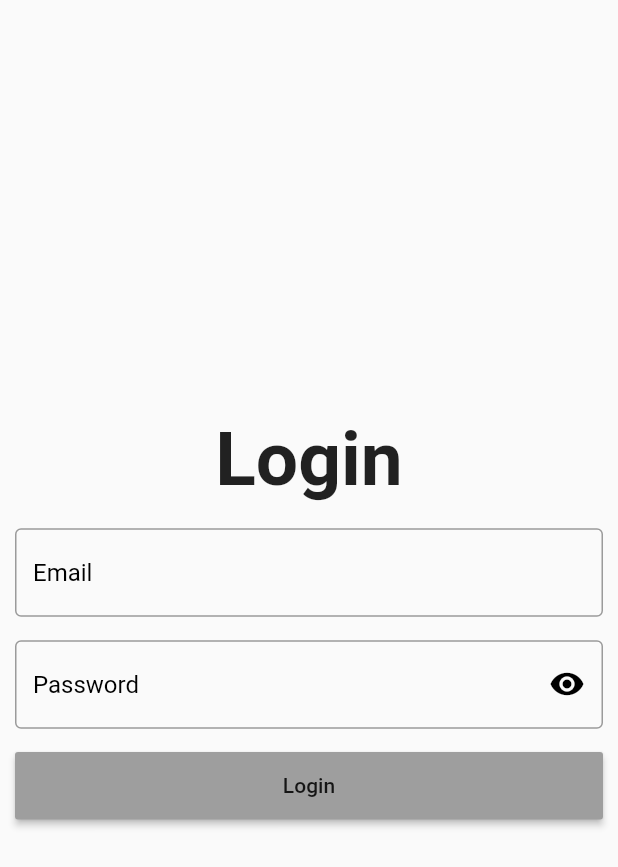
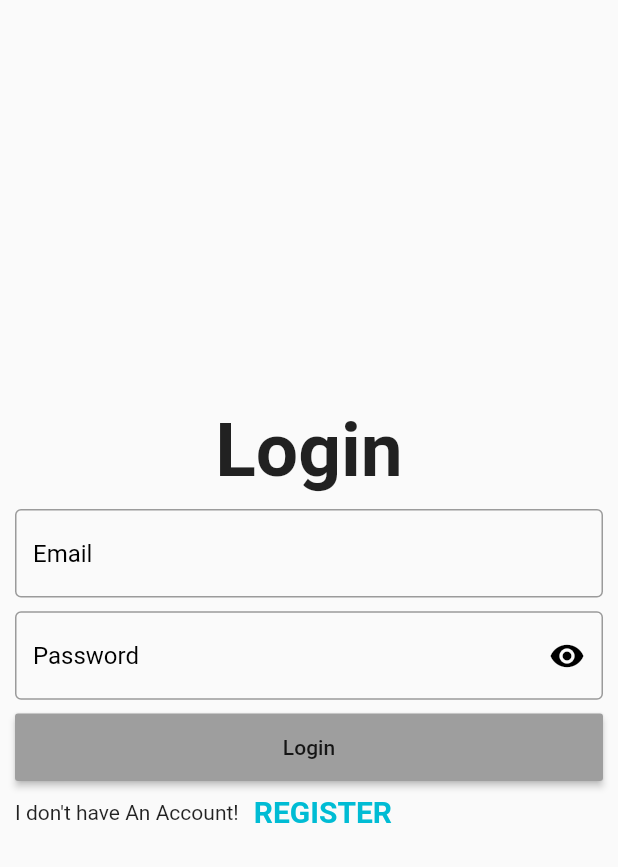
Before and after one commit to SankalpaLokuliyanage/ecom, a Flutter app: the screen it shows after launch, on a phone screen of 412 x 824 dp. Shown: the top 867 px of the screen. Run offline on Flutter 3.47's test engine with Material 2 defaults, Android fonts, the phone set to English and light mode, and no system bars.

Commit message:
login UI design completed

```diff
--- a/lib/screens/login.dart
+++ b/lib/screens/login.dart
@@ -45,7 +45,15 @@ class Login extends StatelessWidget {
                     color: Colors.grey,
                     onPressed: () {}),
                 ),
-
+                Row(
+                        children: [
+                          Text("I don't have An Account!"),
+                          SizedBox(width: 10,),
+                          GestureDetector(child: Text("REGISTER",
+                          style: TextStyle(color: Colors.cyan,
+                          fontSize: 20, fontWeight: FontWeight.bold),),),
+                        ]
+                      ),
                 ],
               ),
             )
```
